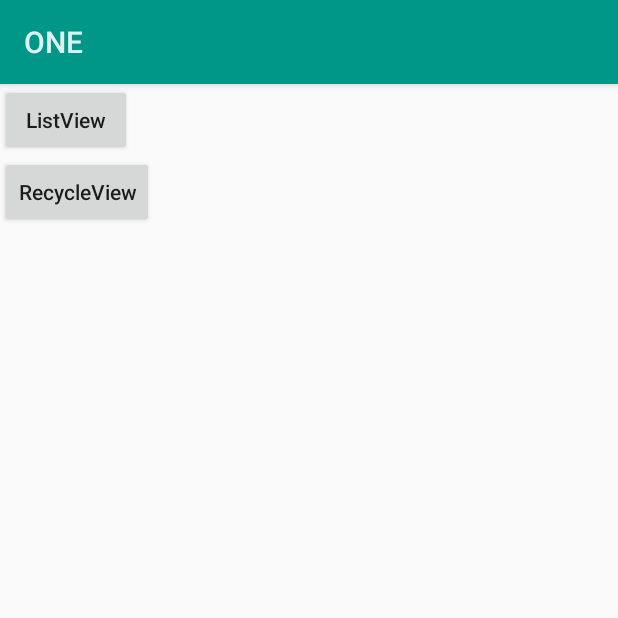
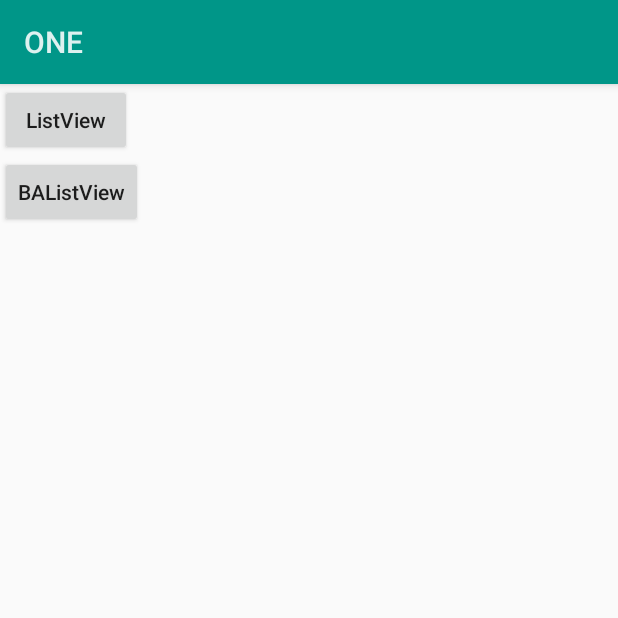
Before and after one commit to MPyun/ONE, an Android app: the screen it shows after launch (MainActivity), on a phone screen of 412 x 824 dp, the top half of it. Run offline under Robolectric (Android 15) with nearby library versions, the phone set to English and light mode, and no system bars.

Commit message:
修复名字问题

```diff
--- a/app/src/main/java/com/huacao/one/RecycleView.java
+++ b/app/src/main/java/com/huacao/one/RecycleView.java
@@ -12,7 +12,7 @@ public class RecycleView extends Activity {
     @Override
     protected void onCreate(Bundle savedInstanceState) {
         super.onCreate(savedInstanceState);
-        setContentView(R.layout.activity_recycleview);
+        setContentView(R.layout.activity_balistview);
 		initview();
         initdata();
         MbaseAdapter adapter = new MbaseAdapter(this, data);
@@ -146,7 +146,7 @@ public class RecycleView extends Activity {
 	}
 
 	private void initview() {
-	lv = findViewById(R.id.activityrecycleviewListView1);
+	lv = findViewById(R.id.activitybalistviewListView1);
 	}
 
 
--- a/app/src/main/res/layout/activity_recycleview.xml
+++ b/app/src/main/res/layout/activity_balistview.xml
@@ -9,6 +9,6 @@
 	<ListView
 		android:layout_width="match_parent"
 		android:layout_height="match_parent"
-		android:id="@+id/activityrecycleviewListView1"/>
+		android:id="@+id/activitybalistviewListView1"/>
 
 </LinearLayout>
--- a/app/src/main/res/layout/activity_main.xml
+++ b/app/src/main/res/layout/activity_main.xml
@@ -17,7 +17,7 @@
 	<Button
 		android:layout_width="wrap_content"
 		android:layout_height="wrap_content"
-		android:text="RecycleView"
+		android:text="BAListView"
 		android:textAllCaps="false"
 		android:onClick="toRecycleView"/>
 
```
